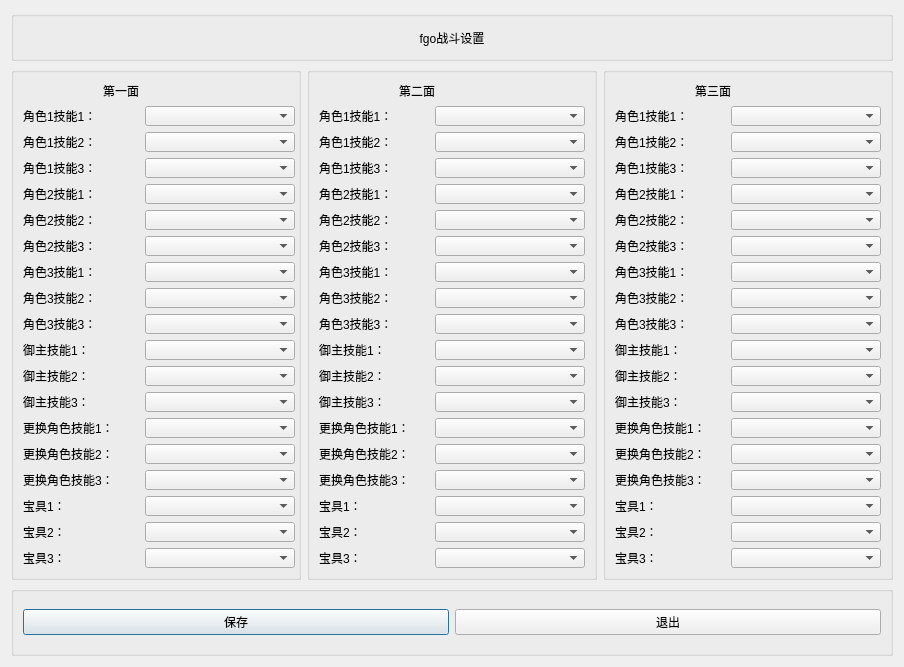
Qt form qt_fgo_fight.ui (conceptclear/gamescript) before a commit.
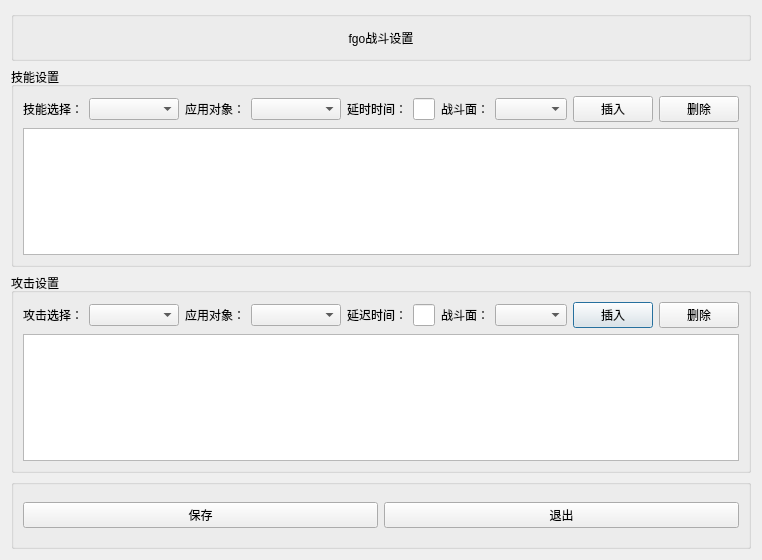
The same form after that commit.

```diff
--- a/qt_fgo_fight.ui
+++ b/qt_fgo_fight.ui
@@ -6,671 +6,95 @@
    <rect>
     <x>0</x>
     <y>0</y>
-    <width>900</width>
-    <height>650</height>
+    <width>762</width>
+    <height>560</height>
    </rect>
   </property>
   <property name="windowTitle">
    <string>战斗设置</string>
   </property>
-  <layout class="QGridLayout" name="gridLayout_6">
-   <item row="1" column="1">
+  <layout class="QGridLayout" name="gridLayout_5">
+   <item row="2" column="0">
     <widget class="QGroupBox" name="groupBox_2">
-     <property name="minimumSize">
-      <size>
-       <width>290</width>
-       <height>0</height>
-      </size>
-     </property>
      <property name="title">
-      <string/>
+      <string>攻击设置</string>
      </property>
      <layout class="QGridLayout" name="gridLayout_4">
-      <item row="0" column="1" colspan="2">
-       <widget class="QLabel" name="label_35">
+      <item row="0" column="0">
+       <widget class="QLabel" name="label_5">
         <property name="text">
-         <string>第二面</string>
+         <string>攻击选择：</string>
         </property>
        </widget>
       </item>
-      <item row="1" column="0">
-       <widget class="QLabel" name="label_36">
-        <property name="text">
-         <string>角色1技能1：</string>
-        </property>
-       </widget>
-      </item>
-      <item row="1" column="2">
-       <widget class="QComboBox" name="comboBox_19">
+      <item row="0" column="1">
+       <widget class="QComboBox" name="comboBox_3">
         <property name="minimumSize">
          <size>
-          <width>150</width>
-          <height>20</height>
+          <width>90</width>
+          <height>0</height>
          </size>
         </property>
        </widget>
       </item>
-      <item row="2" column="0">
-       <widget class="QLabel" name="label_37">
+      <item row="0" column="2">
+       <widget class="QLabel" name="label_6">
         <property name="text">
-         <string>角色1技能2：</string>
+         <string>应用对象：</string>
         </property>
        </widget>
       </item>
-      <item row="2" column="2">
-       <widget class="QComboBox" name="comboBox_20">
+      <item row="0" column="3">
+       <widget class="QComboBox" name="comboBox_4">
         <property name="minimumSize">
          <size>
-          <width>150</width>
-          <height>20</height>
+          <width>90</width>
+          <height>0</height>
          </size>
         </property>
        </widget>
       </item>
-      <item row="3" column="0">
-       <widget class="QLabel" name="label_23">
+      <item row="0" column="4">
+       <widget class="QLabel" name="label_7">
         <property name="text">
-         <string>角色1技能3：</string>
+         <string>延迟时间：</string>
         </property>
        </widget>
       </item>
-      <item row="3" column="2">
-       <widget class="QComboBox" name="comboBox_21">
-        <property name="minimumSize">
-         <size>
-          <width>150</width>
-          <height>20</height>
-         </size>
-        </property>
-       </widget>
+      <item row="0" column="5">
+       <widget class="QLineEdit" name="lineEdit_2"/>
       </item>
-      <item row="4" column="0">
-       <widget class="QLabel" name="label_21">
+      <item row="0" column="6">
+       <widget class="QLabel" name="label_9">
         <property name="text">
-         <string>角色2技能1：</string>
+         <string>战斗面：</string>
         </property>
        </widget>
       </item>
-      <item row="4" column="2">
-       <widget class="QComboBox" name="comboBox_22">
-        <property name="minimumSize">
-         <size>
-          <width>150</width>
-          <height>20</height>
-         </size>
-        </property>
-       </widget>
+      <item row="0" column="7">
+       <widget class="QComboBox" name="comboBox_6"/>
       </item>
-      <item row="5" column="0">
-       <widget class="QLabel" name="label_38">
+      <item row="0" column="8">
+       <widget class="QPushButton" name="pushButton_5">
         <property name="text">
-         <string>角色2技能2：</string>
+         <string>插入</string>
         </property>
        </widget>
       </item>
-      <item row="5" column="2">
-       <widget class="QComboBox" name="comboBox_23">
-        <property name="minimumSize">
-         <size>
-          <width>150</width>
-          <height>20</height>
-         </size>
-        </property>
-       </widget>
-      </item>
-      <item row="6" column="0">
-       <widget class="QLabel" name="label_22">
+      <item row="0" column="9">
+       <widget class="QPushButton" name="pushButton_6">
         <property name="text">
-         <string>角色2技能3：</string>
+         <string>删除</string>
         </property>
        </widget>
       </item>
-      <item row="6" column="2">
-       <widget class="QComboBox" name="comboBox_24">
-        <property name="minimumSize">
-         <size>
-          <width>150</width>
-          <height>20</height>
-         </size>
-        </property>
-       </widget>
+      <item row="1" column="0" colspan="10">
+       <widget class="QTableWidget" name="tableWidget_2"/>
       </item>
-      <item row="7" column="0">
-       <widget class="QLabel" name="label_33">
-        <property name="text">
-         <string>角色3技能1：</string>
-        </property>
-       </widget>
-      </item>
-      <item row="7" column="2">
-       <widget class="QComboBox" name="comboBox_25">
-        <property name="minimumSize">
-         <size>
-          <width>150</width>
-          <height>20</height>
-         </size>
-        </property>
-       </widget>
-      </item>
-      <item row="8" column="0">
-       <widget class="QLabel" name="label_28">
-        <property name="text">
-         <string>角色3技能2：</string>
-        </property>
-       </widget>
-      </item>
-      <item row="8" column="2">
-       <widget class="QComboBox" name="comboBox_26">
-        <property name="minimumSize">
-         <size>
-          <width>150</width>
-          <height>20</height>
-         </size>
-        </property>
-       </widget>
-      </item>
-      <item row="9" column="0">
-       <widget class="QLabel" name="label_29">
-        <property name="text">
-         <string>角色3技能3：</string>
-        </property>
-       </widget>
-      </item>
-      <item row="9" column="2">
-       <widget class="QComboBox" name="comboBox_27">
-        <property name="minimumSize">
-         <size>
-          <width>150</width>
-          <height>20</height>
-         </size>
-        </property>
-       </widget>
-      </item>
-      <item row="10" column="0">
-       <widget class="QLabel" name="label_39">
-        <property name="text">
-         <string>御主技能1：</string>
-        </property>
-       </widget>
-      </item>
-      <item row="10" column="2">
-       <widget class="QComboBox" name="comboBox_28">
-        <property name="minimumSize">
-         <size>
-          <width>150</width>
-          <height>20</height>
-         </size>
-        </property>
-       </widget>
-      </item>
-      <item row="11" column="0">
-       <widget class="QLabel" name="label_30">
-        <property name="text">
-         <string>御主技能2：</string>
-        </property>
-       </widget>
-      </item>
-      <item row="11" column="2">
-       <widget class="QComboBox" name="comboBox_29">
-        <property name="minimumSize">
-         <size>
-          <width>150</width>
-          <height>20</height>
-         </size>
-        </property>
-       </widget>
-      </item>
-      <item row="12" column="0">
-       <widget class="QLabel" name="label_31">
-        <property name="text">
-         <string>御主技能3：</string>
-        </property>
-       </widget>
-      </item>
-      <item row="12" column="2">
-       <widget class="QComboBox" name="comboBox_30">
-        <property name="minimumSize">
-         <size>
-          <width>150</width>
-          <height>20</height>
-         </size>
-        </property>
-       </widget>
-      </item>
-      <item row="13" column="0" colspan="2">
-       <widget class="QLabel" name="label_32">
-        <property name="text">
-         <string>更换角色技能1：</string>
-        </property>
-       </widget>
-      </item>
-      <item row="13" column="2">
-       <widget class="QComboBox" name="comboBox_31">
-        <property name="minimumSize">
-         <size>
-          <width>150</width>
-          <height>20</height>
-         </size>
-        </property>
-       </widget>
-      </item>
-      <item row="14" column="0" colspan="2">
-       <widget class="QLabel" name="label_26">
-        <property name="text">
-         <string>更换角色技能2：</string>
-        </property>
-       </widget>
-      </item>
-      <item row="14" column="2">
-       <widget class="QComboBox" name="comboBox_32">
-        <property name="minimumSize">
-         <size>
-          <width>150</width>
-          <height>20</height>
-         </size>
-        </property>
-       </widget>
-      </item>
-      <item row="15" column="0" colspan="2">
-       <widget class="QLabel" name="label_24">
-        <property name="text">
-         <string>更换角色技能3：</string>
-        </property>
-       </widget>
-      </item>
-      <item row="15" column="2">
-       <widget class="QComboBox" name="comboBox_33">
-        <property name="minimumSize">
-         <size>
-          <width>150</width>
-          <height>20</height>
-         </size>
-        </property>
-       </widget>
-      </item>
-      <item row="16" column="0">
-       <widget class="QLabel" name="label_25">
-        <property name="text">
-         <string>宝具1：</string>
-        </property>
-       </widget>
-      </item>
-      <item row="16" column="2">
-       <widget class="QComboBox" name="comboBox_34">
-        <property name="minimumSize">
-         <size>
-          <width>150</width>
-          <height>20</height>
-         </size>
-        </property>
-       </widget>
-      </item>
-      <item row="17" column="0">
-       <widget class="QLabel" name="label_34">
-        <property name="text">
-         <string>宝具2：</string>
-        </property>
-       </widget>
-      </item>
-      <item row="17" column="2">
-       <widget class="QComboBox" name="comboBox_35">
-        <property name="minimumSize">
-         <size>
-          <width>150</width>
-          <height>20</height>
-         </size>
-        </property>
-       </widget>
-      </item>
-      <item row="18" column="0">
-       <widget class="QLabel" name="label_27">
-        <property name="text">
-         <string>宝具3：</string>
-        </property>
-       </widget>
-      </item>
-      <item row="18" column="2">
-       <widget class="QComboBox" name="comboBox_36">
-        <property name="minimumSize">
-         <size>
-          <width>150</width>
-          <height>20</height>
-         </size>
-        </property>
-       </widget>
-      </item>
      </layout>
     </widget>
    </item>
-   <item row="1" column="2">
-    <widget class="QGroupBox" name="groupBox_3">
-     <property name="minimumSize">
-      <size>
-       <width>290</width>
-       <height>0</height>
-      </size>
-     </property>
-     <property name="title">
-      <string/>
-     </property>
-     <layout class="QGridLayout" name="gridLayout_5">
-      <item row="0" column="1" colspan="2">
-       <widget class="QLabel" name="label_54">
-        <property name="text">
-         <string>第三面</string>
-        </property>
-       </widget>
-      </item>
-      <item row="1" column="0">
-       <widget class="QLabel" name="label_55">
-        <property name="text">
-         <string>角色1技能1：</string>
-        </property>
-       </widget>
-      </item>
-      <item row="1" column="2">
-       <widget class="QComboBox" name="comboBox_37">
-        <property name="minimumSize">
-         <size>
-          <width>150</width>
-          <height>20</height>
-         </size>
-        </property>
-       </widget>
-      </item>
-      <item row="2" column="0">
-       <widget class="QLabel" name="label_56">
-        <property name="text">
-         <string>角色1技能2：</string>
-        </property>
-       </widget>
-      </item>
-      <item row="2" column="2">
-       <widget class="QComboBox" name="comboBox_38">
-        <property name="minimumSize">
-         <size>
-          <width>150</width>
-          <height>20</height>
-         </size>
-        </property>
-       </widget>
-      </item>
-      <item row="3" column="0">
-       <widget class="QLabel" name="label_42">
-        <property name="text">
-         <string>角色1技能3：</string>
-        </property>
-       </widget>
-      </item>
-      <item row="3" column="2">
-       <widget class="QComboBox" name="comboBox_39">
-        <property name="minimumSize">
-         <size>
-          <width>150</width>
-          <height>20</height>
-         </size>
-        </property>
-       </widget>
-      </item>
-      <item row="4" column="0">
-       <widget class="QLabel" name="label_40">
-        <property name="text">
-         <string>角色2技能1：</string>
-        </property>
-       </widget>
-      </item>
-      <item row="4" column="2">
-       <widget class="QComboBox" name="comboBox_40">
-        <property name="minimumSize">
-         <size>
-          <width>150</width>
-          <height>20</height>
-         </size>
-        </property>
-       </widget>
-      </item>
-      <item row="5" column="0">
-       <widget class="QLabel" name="label_57">
-        <property name="text">
-         <string>角色2技能2：</string>
-        </property>
-       </widget>
-      </item>
-      <item row="5" column="2">
-       <widget class="QComboBox" name="comboBox_41">
-        <property name="minimumSize">
-         <size>
-          <width>150</width>
-          <height>20</height>
-         </size>
-        </property>
-       </widget>
-      </item>
-      <item row="6" column="0">
-       <widget class="QLabel" name="label_41">
-        <property name="text">
-         <string>角色2技能3：</string>
-        </property>
-       </widget>
-      </item>
-      <item row="6" column="2">
-       <widget class="QComboBox" name="comboBox_42">
-        <property name="minimumSize">
-         <size>
-          <width>150</width>
-          <height>20</height>
-         </size>
-        </property>
-       </widget>
-      </item>
-      <item row="7" column="0">
-       <widget class="QLabel" name="label_52">
-        <property name="text">
-         <string>角色3技能1：</string>
-        </property>
-       </widget>
-      </item>
-      <item row="7" column="2">
-       <widget class="QComboBox" name="comboBox_43">
-        <property name="minimumSize">
-         <size>
-          <width>150</width>
-          <height>20</height>
-         </size>
-        </property>
-       </widget>
-      </item>
-      <item row="8" column="0">
-       <widget class="QLabel" name="label_47">
-        <property name="text">
-         <string>角色3技能2：</string>
-        </property>
-       </widget>
-      </item>
-      <item row="8" column="2">
-       <widget class="QComboBox" name="comboBox_44">
-        <property name="minimumSize">
-         <size>
-          <width>150</width>
-          <height>20</height>
-         </size>
-        </property>
-       </widget>
-      </item>
-      <item row="9" column="0">
-       <widget class="QLabel" name="label_48">
-        <property name="text">
-         <string>角色3技能3：</string>
-        </property>
-       </widget>
-      </item>
-      <item row="9" column="2">
-       <widget class="QComboBox" name="comboBox_45">
-        <property name="minimumSize">
-         <size>
-          <width>150</width>
-          <height>20</height>
-         </size>
-        </property>
-       </widget>
-      </item>
-      <item row="10" column="0">
-       <widget class="QLabel" name="label_58">
-        <property name="text">
-         <string>御主技能1：</string>
-        </property>
-       </widget>
-      </item>
-      <item row="10" column="2">
-       <widget class="QComboBox" name="comboBox_46">
-        <property name="minimumSize">
-         <size>
-          <width>150</width>
-          <height>20</height>
-         </size>
-        </property>
-       </widget>
-      </item>
-      <item row="11" column="0">
-       <widget class="QLabel" name="label_49">
-        <property name="text">
-         <string>御主技能2：</string>
-        </property>
-       </widget>
-      </item>
-      <item row="11" column="2">
-       <widget class="QComboBox" name="comboBox_47">
-        <property name="minimumSize">
-         <size>
-          <width>150</width>
-          <height>20</height>
-         </size>
-        </property>
-       </widget>
-      </item>
-      <item row="12" column="0">
-       <widget class="QLabel" name="label_50">
-        <property name="text">
-         <string>御主技能3：</string>
-        </property>
-       </widget>
-      </item>
-      <item row="12" column="2">
-       <widget class="QComboBox" name="comboBox_48">
-        <property name="minimumSize">
-         <size>
-          <width>150</width>
-          <height>20</height>
-         </size>
-        </property>
-       </widget>
-      </item>
-      <item row="13" column="0" colspan="2">
-       <widget class="QLabel" name="label_51">
-        <property name="text">
-         <string>更换角色技能1：</string>
-        </property>
-       </widget>
-      </item>
-      <item row="13" column="2">
-       <widget class="QComboBox" name="comboBox_49">
-        <property name="minimumSize">
-         <size>
-          <width>150</width>
-          <height>20</height>
-         </size>
-        </property>
-       </widget>
-      </item>
-      <item row="14" column="0" colspan="2">
-       <widget class="QLabel" name="label_45">
-        <property name="text">
-         <string>更换角色技能2：</string>
-        </property>
-       </widget>
-      </item>
-      <item row="14" column="2">
-       <widget class="QComboBox" name="comboBox_50">
-        <property name="minimumSize">
-         <size>
-          <width>150</width>
-          <height>20</height>
-         </size>
-        </property>
-       </widget>
-      </item>
-      <item row="15" column="0" colspan="2">
-       <widget class="QLabel" name="label_43">
-        <property name="text">
-         <string>更换角色技能3：</string>
-        </property>
-       </widget>
-      </item>
-      <item row="15" column="2">
-       <widget class="QComboBox" name="comboBox_51">
-        <property name="minimumSize">
-         <size>
-          <width>150</width>
-          <height>20</height>
-         </size>
-        </property>
-       </widget>
-      </item>
-      <item row="16" column="0">
-       <widget class="QLabel" name="label_44">
-        <property name="text">
-         <string>宝具1：</string>
-        </property>
-       </widget>
-      </item>
-      <item row="16" column="2">
-       <widget class="QComboBox" name="comboBox_52">
-        <property name="minimumSize">
-         <size>
-          <width>150</width>
-          <height>20</height>
-         </size>
-        </property>
-       </widget>
-      </item>
-      <item row="17" column="0">
-       <widget class="QLabel" name="label_53">
-        <property name="text">
-         <string>宝具2：</string>
-        </property>
-       </widget>
-      </item>
-      <item row="17" column="2">
-       <widget class="QComboBox" name="comboBox_53">
-        <property name="minimumSize">
-         <size>
-          <width>150</width>
-          <height>20</height>
-         </size>
-        </property>
-       </widget>
-      </item>
-      <item row="18" column="0">
-       <widget class="QLabel" name="label_46">
-        <property name="text">
-         <string>宝具3：</string>
-        </property>
-       </widget>
-      </item>
-      <item row="18" column="2">
-       <widget class="QComboBox" name="comboBox_54">
-        <property name="minimumSize">
-         <size>
-          <width>150</width>
-          <height>20</height>
-         </size>
-        </property>
-       </widget>
-      </item>
-     </layout>
-    </widget>
-   </item>
-   <item row="0" column="0" colspan="3">
+   <item row="0" column="0">
     <widget class="QGroupBox" name="groupBox_4">
      <property name="minimumSize">
       <size>
@@ -695,360 +119,109 @@
      </layout>
     </widget>
    </item>
-   <item row="2" column="0" colspan="3">
-    <widget class="QGroupBox" name="groupBox_5">
-     <property name="minimumSize">
-      <size>
-       <width>0</width>
-       <height>70</height>
-      </size>
-     </property>
-     <property name="title">
-      <string/>
-     </property>
-     <layout class="QGridLayout" name="gridLayout_3">
-      <item row="0" column="0">
-       <widget class="QPushButton" name="pushButton">
-        <property name="text">
-         <string>保存</string>
-        </property>
-       </widget>
-      </item>
-      <item row="0" column="1">
-       <widget class="QPushButton" name="pushButton_2">
-        <property name="text">
-         <string>退出</string>
-        </property>
-       </widget>
-      </item>
-     </layout>
-    </widget>
-   </item>
    <item row="1" column="0">
     <widget class="QGroupBox" name="groupBox">
-     <property name="minimumSize">
-      <size>
-       <width>290</width>
-       <height>0</height>
-      </size>
-     </property>
      <property name="title">
-      <string/>
+      <string>技能设置</string>
      </property>
      <layout class="QGridLayout" name="gridLayout_2">
-      <item row="0" column="1">
-       <widget class="QLabel" name="label_2">
-        <property name="text">
-         <string>第一面</string>
-        </property>
-        <property name="alignment">
-         <set>Qt::AlignCenter</set>
-        </property>
-       </widget>
-      </item>
-      <item row="1" column="0">
+      <item row="0" column="0">
        <widget class="QLabel" name="label_3">
         <property name="text">
-         <string>角色1技能1：</string>
+         <string>技能选择：</string>
         </property>
        </widget>
       </item>
-      <item row="1" column="2">
+      <item row="0" column="1">
        <widget class="QComboBox" name="comboBox">
         <property name="minimumSize">
          <size>
-          <width>150</width>
-          <height>20</height>
+          <width>90</width>
+          <height>0</height>
          </size>
         </property>
        </widget>
       </item>
-      <item row="2" column="0">
+      <item row="0" column="2">
        <widget class="QLabel" name="label_4">
         <property name="text">
-         <string>角色1技能2：</string>
+         <string>应用对象：</string>
         </property>
        </widget>
       </item>
-      <item row="2" column="2">
+      <item row="0" column="3">
        <widget class="QComboBox" name="comboBox_2">
         <property name="minimumSize">
          <size>
-          <width>150</width>
-          <height>20</height>
+          <width>90</width>
+          <height>0</height>
          </size>
         </property>
        </widget>
       </item>
-      <item row="3" column="0">
-       <widget class="QLabel" name="label_5">
+      <item row="0" column="4">
+       <widget class="QLabel" name="label_2">
         <property name="text">
-         <string>角色1技能3：</string>
+         <string>延时时间：</string>
         </property>
        </widget>
       </item>
-      <item row="3" column="2">
-       <widget class="QComboBox" name="comboBox_3">
-        <property name="minimumSize">
-         <size>
-          <width>150</width>
-          <height>20</height>
-         </size>
-        </property>
-       </widget>
+      <item row="0" column="5">
+       <widget class="QLineEdit" name="lineEdit"/>
       </item>
-      <item row="4" column="0">
+      <item row="0" column="6">
        <widget class="QLabel" name="label_8">
         <property name="text">
-         <string>角色2技能1：</string>
+         <string>战斗面：</string>
         </property>
        </widget>
       </item>
-      <item row="4" column="2">
-       <widget class="QComboBox" name="comboBox_4">
-        <property name="minimumSize">
-         <size>
-          <width>150</width>
-          <height>20</height>
-         </size>
-        </property>
-       </widget>
+      <item row="0" column="7">
+       <widget class="QComboBox" name="comboBox_5"/>
       </item>
-      <item row="5" column="0">
-       <widget class="QLabel" name="label_6">
+      <item row="0" column="8">
+       <widget class="QPushButton" name="pushButton_3">
         <property name="text">
-         <string>角色2技能2：</string>
+         <string>插入</string>
         </property>
        </widget>
       </item>
-      <item row="5" column="2">
-       <widget class="QComboBox" name="comboBox_5">
-        <property name="minimumSize">
-         <size>
-          <width>150</width>
-          <height>20</height>
-         </size>
-        </property>
-       </widget>
-      </item>
-      <item row="6" column="0">
-       <widget class="QLabel" name="label_7">
+      <item row="0" column="9">
+       <widget class="QPushButton" name="pushButton_4">
         <property name="text">
-         <string>角色2技能3：</string>
+         <string>删除</string>
         </property>
        </widget>
       </item>
-      <item row="6" column="2">
-       <widget class="QComboBox" name="comboBox_6">
-        <property name="minimumSize">
-         <size>
-          <width>150</width>
-          <height>20</height>
-         </size>
-        </property>
-       </widget>
+      <item row="1" column="0" colspan="10">
+       <widget class="QTableWidget" name="tableWidget"/>
       </item>
-      <item row="7" column="0">
-       <widget class="QLabel" name="label_11">
+     </layout>
+    </widget>
+   </item>
+   <item row="3" column="0">
+    <widget class="QGroupBox" name="groupBox_5">
+     <property name="minimumSize">
+      <size>
+       <width>0</width>
+       <height>70</height>
+      </size>
+     </property>
+     <property name="title">
+      <string/>
+     </property>
+     <layout class="QGridLayout" name="gridLayout_3">
+      <item row="0" column="0">
+       <widget class="QPushButton" name="pushButton">
         <property name="text">
-         <string>角色3技能1：</string>
+         <string>保存</string>
         </property>
        </widget>
       </item>
-      <item row="7" column="2">
-       <widget class="QComboBox" name="comboBox_7">
-        <property name="minimumSize">
-         <size>
-          <width>150</width>
-          <height>20</height>
-         </size>
-        </property>
-       </widget>
-      </item>
-      <item row="8" column="0">
-       <widget class="QLabel" name="label_9">
+      <item row="0" column="1">
+       <widget class="QPushButton" name="pushButton_2">
         <property name="text">
-         <string>角色3技能2：</string>
-        </property>
-       </widget>
-      </item>
-      <item row="8" column="2">
-       <widget class="QComboBox" name="comboBox_8">
-        <property name="minimumSize">
-         <size>
-          <width>150</width>
-          <height>20</height>
-         </size>
-        </property>
-       </widget>
-      </item>
-      <item row="9" column="0">
-       <widget class="QLabel" name="label_10">
-        <property name="text">
-         <string>角色3技能3：</string>
-        </property>
-       </widget>
-      </item>
-      <item row="9" column="2">
-       <widget class="QComboBox" name="comboBox_9">
-        <property name="minimumSize">
-         <size>
-          <width>150</width>
-          <height>20</height>
-         </size>
-        </property>
-       </widget>
-      </item>
-      <item row="10" column="0">
-       <widget class="QLabel" name="label_14">
-        <property name="text">
-         <string>御主技能1：</string>
-        </property>
-       </widget>
-      </item>
-      <item row="10" column="2">
-       <widget class="QComboBox" name="comboBox_10">
-        <property name="minimumSize">
-         <size>
-          <width>150</width>
-          <height>20</height>
-         </size>
-        </property>
-       </widget>
-      </item>
-      <item row="11" column="0">
-       <widget class="QLabel" name="label_12">
-        <property name="text">
-         <string>御主技能2：</string>
-        </property>
-       </widget>
-      </item>
-      <item row="11" column="2">
-       <widget class="QComboBox" name="comboBox_11">
-        <property name="minimumSize">
-         <size>
-          <width>150</width>
-          <height>20</height>
-         </size>
-        </property>
-       </widget>
-      </item>
-      <item row="12" column="0">
-       <widget class="QLabel" name="label_13">
-        <property name="text">
-         <string>御主技能3：</string>
-        </property>
-       </widget>
-      </item>
-      <item row="12" column="2">
-       <widget class="QComboBox" name="comboBox_12">
-        <property name="minimumSize">
-         <size>
-          <width>150</width>
-          <height>20</height>
-         </size>
-        </property>
-       </widget>
-      </item>
-      <item row="13" column="0" colspan="2">
-       <widget class="QLabel" name="label_17">
-        <property name="text">
-         <string>更换角色技能1：</string>
-        </property>
-       </widget>
-      </item>
-      <item row="13" column="2">
-       <widget class="QComboBox" name="comboBox_13">
-        <property name="minimumSize">
-         <size>
-          <width>150</width>
-          <height>20</height>
-         </size>
-        </property>
-       </widget>
-      </item>
-      <item row="14" column="0" colspan="2">
-       <widget class="QLabel" name="label_15">
-        <property name="text">
-         <string>更换角色技能2：</string>
-        </property>
-       </widget>
-      </item>
-      <item row="14" column="2">
-       <widget class="QComboBox" name="comboBox_14">
-        <property name="minimumSize">
-         <size>
-          <width>150</width>
-          <height>20</height>
-         </size>
-        </property>
-       </widget>
-      </item>
-      <item row="15" column="0" colspan="2">
-       <widget class="QLabel" name="label_16">
-        <property name="text">
-         <string>更换角色技能3：</string>
-        </property>
-       </widget>
-      </item>
-      <item row="15" column="2">
-       <widget class="QComboBox" name="comboBox_15">
-        <property name="minimumSize">
-         <size>
-          <width>150</width>
-          <height>20</height>
-         </size>
-        </property>
-       </widget>
-      </item>
-      <item row="16" column="0">
-       <widget class="QLabel" name="label_20">
-        <property name="text">
-         <string>宝具1：</string>
-        </property>
-       </widget>
-      </item>
-      <item row="16" column="2">
-       <widget class="QComboBox" name="comboBox_16">
-        <property name="minimumSize">
-         <size>
-          <width>150</width>
-          <height>20</height>
-         </size>
-        </property>
-       </widget>
-      </item>
-      <item row="17" column="0">
-       <widget class="QLabel" name="label_18">
-        <property name="text">
-         <string>宝具2：</string>
-        </property>
-       </widget>
-      </item>
-      <item row="17" column="2">
-       <widget class="QComboBox" name="comboBox_17">
-        <property name="minimumSize">
-         <size>
-          <width>150</width>
-          <height>20</height>
-         </size>
-        </property>
-       </widget>
-      </item>
-      <item row="18" column="0">
-       <widget class="QLabel" name="label_19">
-        <property name="text">
-         <string>宝具3：</string>
-        </property>
-       </widget>
-      </item>
-      <item row="18" column="2">
-       <widget class="QComboBox" name="comboBox_18">
-        <property name="minimumSize">
-         <size>
-          <width>150</width>
-          <height>20</height>
-         </size>
+         <string>退出</string>
         </property>
        </widget>
       </item>
```
Left out of the diff: 116 changed lines with no effect on the pictures.
